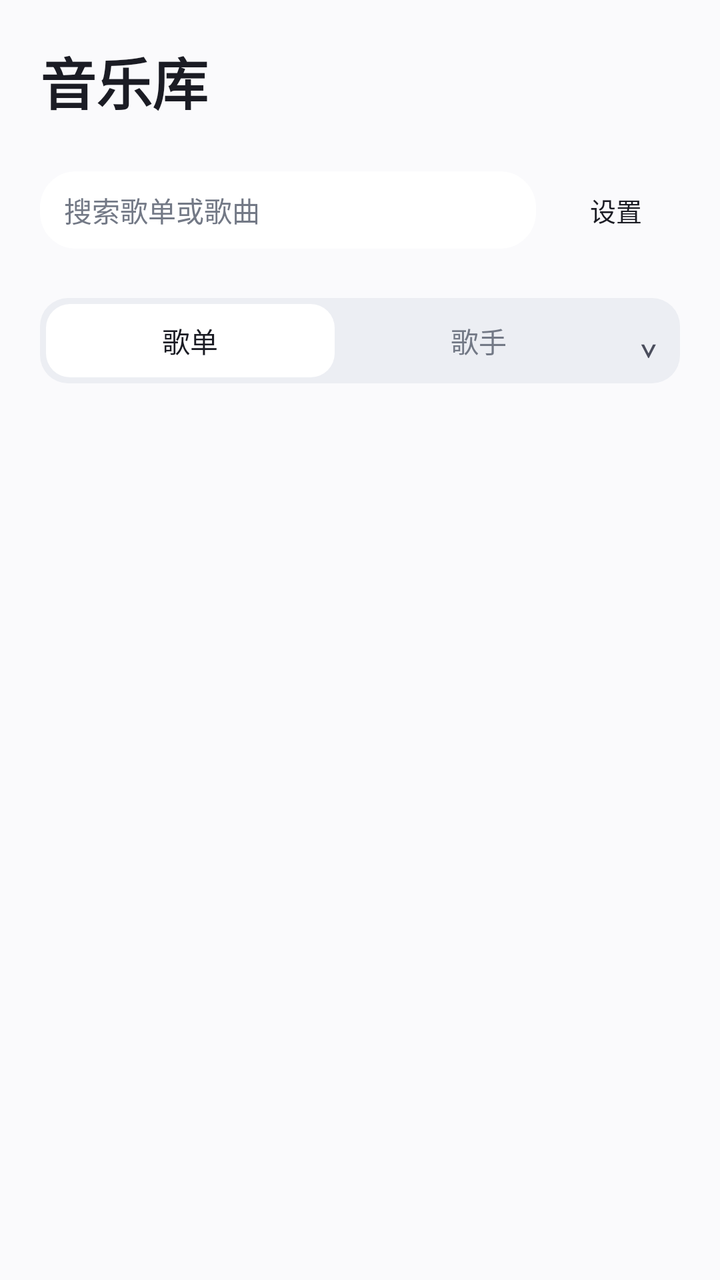
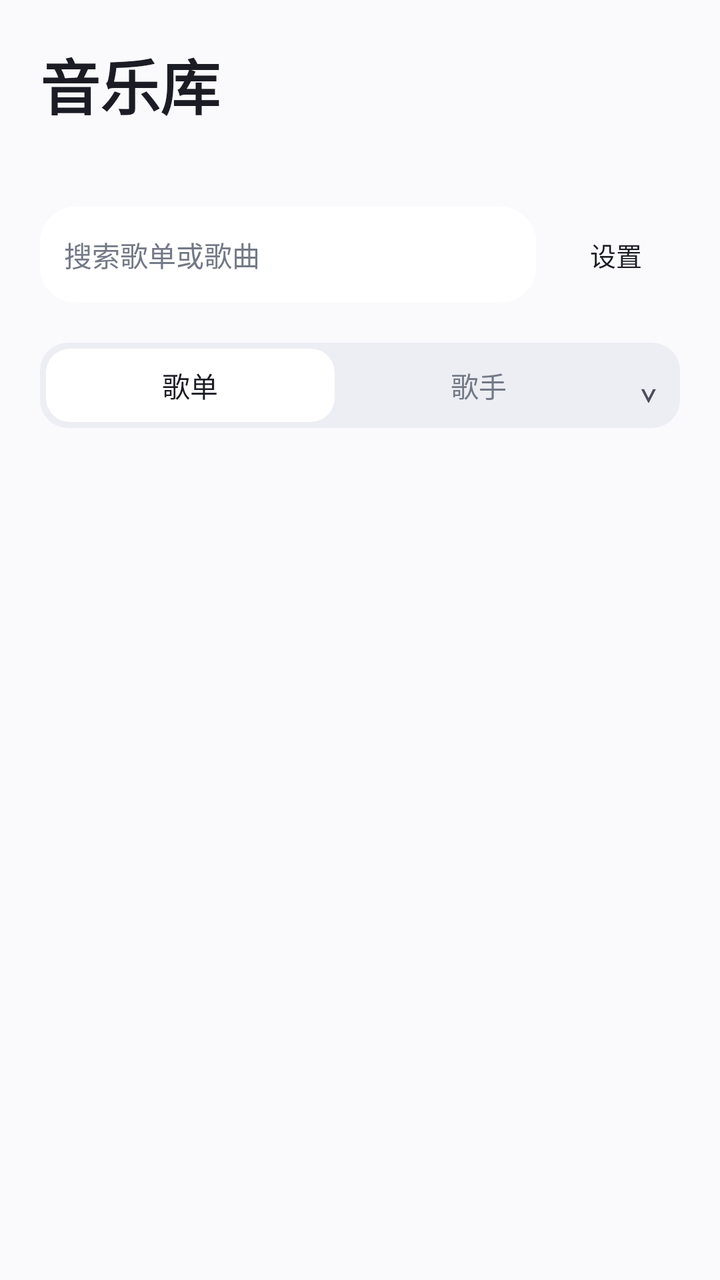

Compare the two renders of this Android layout. The source of the first and the diff that turns it into the second are given below.
<!-- AndroidManifest.xml: application theme Theme.SubtitlePlayer -->
<!-- res/layout/page_library.xml -->
<?xml version="1.0" encoding="utf-8"?>
<LinearLayout xmlns:android="http://schemas.android.com/apk/res/android"
    android:id="@+id/pageLibrary"
    android:layout_width="match_parent"
    android:layout_height="match_parent"
    android:orientation="vertical"
    android:padding="20dp">
    <TextView android:layout_width="match_parent" android:layout_height="wrap_content" android:text="@string/tab_library" android:textSize="28sp" android:textStyle="bold" android:textColor="@color/text_primary" android:layout_marginBottom="20dp" />

    <LinearLayout
        android:layout_width="match_parent"
        android:layout_height="wrap_content"
        android:gravity="center_vertical"
        android:orientation="horizontal">

        <EditText
            android:id="@+id/searchEntry"
            android:layout_width="0dp"
            android:layout_height="wrap_content"
            android:layout_weight="1"
            android:background="@drawable/bg_mini"
            android:clickable="true"
            android:cursorVisible="false"
            android:focusable="false"
            android:hint="@string/search_hint"
            android:inputType="text"
            android:maxLines="1"
            android:paddingStart="12dp"
            android:paddingEnd="12dp"
            android:paddingTop="9dp"
            android:paddingBottom="9dp"
            android:textColor="@color/text_primary"
            android:textColorHint="@color/text_hint"
            android:textSize="14sp" />

        <Button
            android:id="@+id/btnSettings"
            style="@style/BtnStyle"
            android:layout_width="wrap_content"
            android:layout_height="wrap_content"
            android:layout_marginStart="8dp"
            android:minWidth="64dp"
            android:text="@string/settings" />
    </LinearLayout>

    <LinearLayout
        android:layout_width="match_parent"
        android:layout_height="wrap_content"
        android:layout_marginTop="20dp"
        android:background="@drawable/bg_segment_track"
        android:orientation="horizontal"
        android:padding="3dp">

        <TextView
            android:id="@+id/segPlaylists"
            android:layout_width="0dp"
            android:layout_height="wrap_content"
            android:layout_weight="1"
            android:background="@drawable/bg_segment_active"
            android:gravity="center"
            android:padding="8dp"
            android:text="@string/segment_playlists"
            android:textColor="@color/text_primary"
            android:textSize="14sp" />

        <TextView
            android:id="@+id/segArtists"
            android:layout_width="0dp"
            android:layout_height="wrap_content"
            android:layout_weight="1"
            android:gravity="center"
            android:padding="8dp"
            android:text="@string/segment_artists"
            android:textColor="@color/text_hint"
            android:textSize="14sp" />

        
        <TextView
            android:id="@+id/btnPlaylistSort"
            android:layout_width="wrap_content"
            android:layout_height="match_parent"
            android:background="?attr/selectableItemBackground"
            android:contentDescription="@string/playlist_sort"
            android:gravity="center"
            android:paddingStart="8dp"
            android:paddingEnd="8dp"
            android:text="⌄"
            android:textColor="@color/text_normal"
            android:textSize="18sp" />
    </LinearLayout>

    <TextView
        android:id="@+id/txtTreePath"
        android:layout_width="match_parent"
        android:layout_height="wrap_content"
        android:layout_marginTop="6dp"
        android:background="?attr/selectableItemBackground"
        android:clickable="true"
        android:ellipsize="start"
        android:focusable="true"
        android:gravity="center_vertical"
        android:paddingStart="4dp"
        android:paddingEnd="4dp"
        android:singleLine="true"
        android:textColor="@color/text_primary"
        android:textSize="13sp"
        android:visibility="gone" />

    <FrameLayout
        android:layout_width="match_parent"
        android:layout_height="0dp"
        android:layout_marginTop="20dp"
        android:layout_weight="1">

        <androidx.recyclerview.widget.RecyclerView
            android:id="@+id/recyclerPlaylists"
            android:layout_width="match_parent"
            android:layout_height="match_parent"
            android:clipToPadding="false"
            android:paddingBottom="8dp" />

        <androidx.recyclerview.widget.RecyclerView
            android:id="@+id/recyclerArtists"
            android:layout_width="match_parent"
            android:layout_height="match_parent"
            android:clipToPadding="false"
            android:paddingBottom="8dp"
            android:visibility="gone" />
    </FrameLayout>

</LinearLayout>
<!-- resources referenced by this layout -->
<resources>
  <color name="text_hint">#737986</color>
  <color name="text_normal">#4A4D5C</color>
  <color name="text_primary">#1B1C24</color>
  <!-- drawable bg_mini (drawable) -->
  <?xml version="1.0" encoding="utf-8"?>
  <shape xmlns:android="http://schemas.android.com/apk/res/android"
      android:shape="rectangle">
      <corners android:radius="18dp" />
      <solid android:color="@color/surface" />
  </shape>
  <!-- drawable bg_segment_active (drawable) -->
  <?xml version="1.0" encoding="utf-8"?>
  <shape xmlns:android="http://schemas.android.com/apk/res/android"
      android:shape="rectangle">
      <corners android:radius="12dp" />
      <solid android:color="@color/surface" />
  </shape>
  <!-- drawable bg_segment_track (drawable) -->
  <?xml version="1.0" encoding="utf-8"?>
  <shape xmlns:android="http://schemas.android.com/apk/res/android"
      android:shape="rectangle">
      <corners android:radius="14dp" />
      <solid android:color="@color/segment_track" />
  </shape>
  <string name="playlist_sort">歌单排序</string>
  <string name="search_hint">搜索歌单或歌曲</string>
  <string name="segment_artists">歌手</string>
  <string name="segment_playlists">歌单</string>
  <string name="settings">设置</string>
  <string name="tab_library">音乐库</string>
  <style name="BtnStyle" parent="Widget.AppCompat.Button">
          <item name="android:background">?attr/selectableItemBackgroundBorderless</item>
          <item name="android:stateListAnimator">@null</item>
          <item name="android:elevation">0dp</item>
          <item name="android:textColor">@color/text_primary</item>
          <item name="android:textAllCaps">false</item>
          <item name="android:textSize">13sp</item>
          <item name="android:minHeight">48dp</item>
          <item name="android:minWidth">0dp</item>
          <item name="android:insetTop">0dp</item>
          <item name="android:insetBottom">0dp</item>
          <item name="android:paddingTop">9dp</item>
          <item name="android:paddingBottom">9dp</item>
          <item name="android:paddingStart">10dp</item>
          <item name="android:paddingEnd">10dp</item>
      </style>
  <style name="Theme.SubtitlePlayer" parent="Theme.AppCompat.DayNight.NoActionBar">
          <item name="android:windowBackground">@color/bg</item>
          <item name="android:statusBarColor">@color/bg</item>
          <item name="android:navigationBarColor">@color/bg</item>
          
          <item name="colorAccent">@color/accent</item>
          
          <item name="alertDialogTheme">@style/ShiYinAlertDialog</item>
      </style>
  <color name="surface">#FFFFFF</color>
  <color name="segment_track">#ECEEF3</color>
  <color name="bg">#FAFAFC</color>
  <color name="accent">#4A6CF7</color>
  <style name="ShiYinAlertDialog" parent="Theme.AppCompat.DayNight.Dialog.Alert">
          <item name="colorAccent">@color/accent</item>
          <item name="android:windowBackground">@drawable/bg_dialog</item>
      </style>
  <!-- drawable bg_dialog (drawable) -->
  <?xml version="1.0" encoding="utf-8"?>
  <shape xmlns:android="http://schemas.android.com/apk/res/android"
      android:shape="rectangle">
      <corners android:radius="20dp" />
      <solid android:color="@color/bg" />
  </shape>
</resources>

<!-- the commit's change to res/layout/page_library.xml (unified diff, before → after) -->
@@ -5,30 +5,34 @@
     android:layout_height="match_parent"
     android:orientation="vertical"
     android:padding="20dp">
-    <TextView android:layout_width="match_parent" android:layout_height="wrap_content" android:text="@string/tab_library" android:textSize="28sp" android:textStyle="bold" android:textColor="@color/text_primary" android:layout_marginBottom="20dp" />
+    
+    <TextView android:id="@+id/txtLibraryTitle" android:layout_width="match_parent" android:layout_height="wrap_content" android:text="@string/tab_library" android:textSize="30sp" android:textStyle="bold" android:textColor="@color/text_primary" />
+
+    
+    <TextView android:id="@+id/txtLibrarySubtitle" android:layout_width="match_parent" android:layout_height="wrap_content" android:layout_marginTop="6dp" android:textColor="@color/text_hint" android:textSize="13sp" />
 
     <LinearLayout
         android:layout_width="match_parent"
         android:layout_height="wrap_content"
+        android:layout_marginTop="16dp"
         android:gravity="center_vertical"
         android:orientation="horizontal">
 
         <EditText
             android:id="@+id/searchEntry"
             android:layout_width="0dp"
-            android:layout_height="wrap_content"
+            android:layout_height="48dp"
             android:layout_weight="1"
             android:background="@drawable/bg_mini"
             android:clickable="true"
             android:cursorVisible="false"
             android:focusable="false"
+            android:gravity="center_vertical"
             android:hint="@string/search_hint"
             android:inputType="text"
             android:maxLines="1"
             android:paddingStart="12dp"
             android:paddingEnd="12dp"
-            android:paddingTop="9dp"
-            android:paddingBottom="9dp"
             android:textColor="@color/text_primary"
             android:textColorHint="@color/text_hint"
             android:textSize="14sp" />
